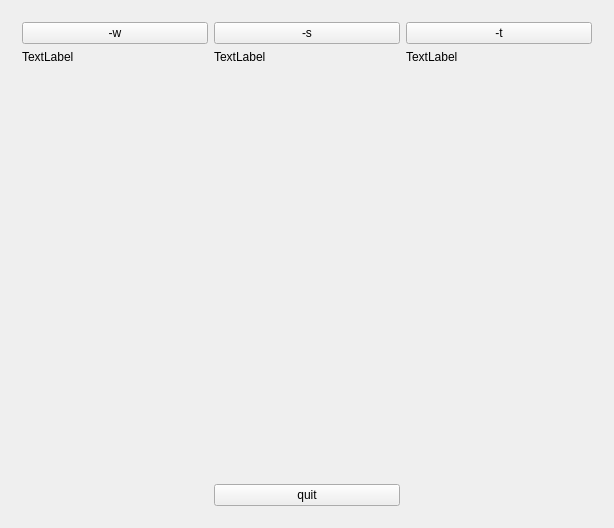
Qt form src/gui/MainWindow.ui (zer0main/bin_game_mvc) before a commit.
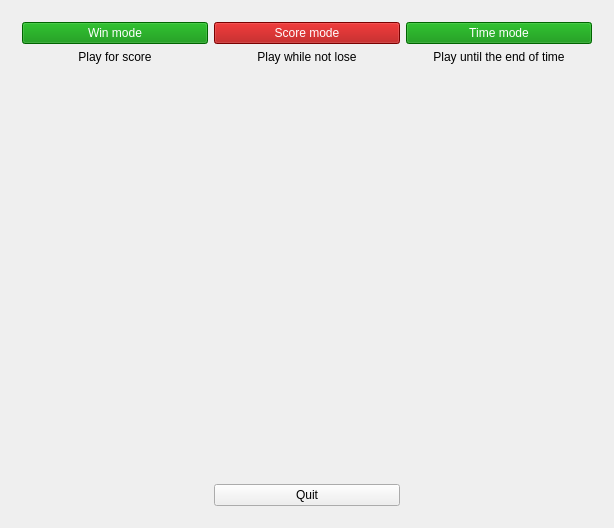
The same form after that commit.

Commit message: GUI: design of startpage

The edit to the form file:
```diff
--- a/src/gui/MainWindow.ui
+++ b/src/gui/MainWindow.ui
@@ -32,15 +32,22 @@
             <property name="cursor">
              <cursorShape>PointingHandCursor</cursorShape>
             </property>
+            <property name="styleSheet">
+             <string notr="true">background-color: rgb(170, 0, 0);
+color: rgb(255, 255, 255);</string>
+            </property>
             <property name="text">
-             <string>-s</string>
+             <string>Score mode</string>
             </property>
            </widget>
           </item>
           <item>
            <widget class="QLabel" name="label_7">
             <property name="text">
-             <string>TextLabel</string>
+             <string>Play while not lose</string>
+            </property>
+            <property name="alignment">
+             <set>Qt::AlignCenter</set>
             </property>
            </widget>
           </item>
@@ -66,15 +73,22 @@
             <property name="cursor">
              <cursorShape>PointingHandCursor</cursorShape>
             </property>
+            <property name="styleSheet">
+             <string notr="true">background-color: rgb(0, 140, 0);
+color: rgb(255, 255, 255);</string>
+            </property>
             <property name="text">
-             <string>-t</string>
+             <string>Time mode</string>
             </property>
            </widget>
           </item>
           <item>
            <widget class="QLabel" name="label_8">
             <property name="text">
-             <string>TextLabel</string>
+             <string>Play until the end of time</string>
+            </property>
+            <property name="alignment">
+             <set>Qt::AlignCenter</set>
             </property>
            </widget>
           </item>
@@ -100,15 +114,22 @@
             <property name="cursor">
              <cursorShape>PointingHandCursor</cursorShape>
             </property>
+            <property name="styleSheet">
+             <string notr="true">background-color: rgb(0, 140, 0);
+color: rgb(255, 255, 255);</string>
+            </property>
             <property name="text">
-             <string>-w</string>
+             <string>Win mode</string>
             </property>
            </widget>
           </item>
           <item>
            <widget class="QLabel" name="label_6">
             <property name="text">
-             <string>TextLabel</string>
+             <string>Play for score</string>
+            </property>
+            <property name="alignment">
+             <set>Qt::AlignCenter</set>
             </property>
            </widget>
           </item>
@@ -133,7 +154,7 @@
            <cursorShape>PointingHandCursor</cursorShape>
           </property>
           <property name="text">
-           <string>quit</string>
+           <string>Quit</string>
           </property>
          </widget>
         </item>
```
